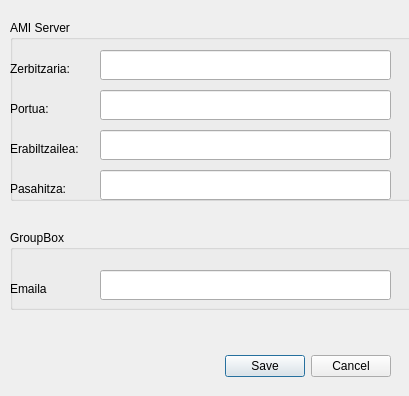
Before: the Qt Designer form ui/hobespenak.ui in PasaiakoUdala/asuranzeturix, drawn with Qt 5.
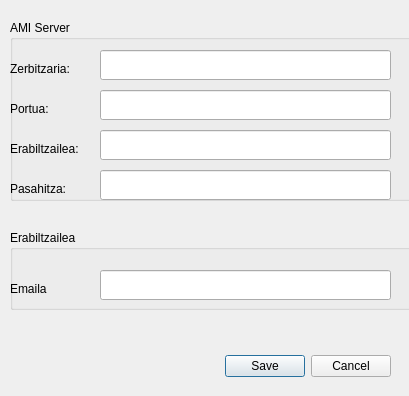
After: the same form once the commit is applied.

The edit to the form file:
```diff
--- a/ui/hobespenak.ui
+++ b/ui/hobespenak.ui
@@ -147,9 +147,12 @@
     </rect>
    </property>
    <property name="title">
-    <string>GroupBox</string>
+    <string>Erabiltzailea</string>
    </property>
-   <widget class="QLineEdit" name="lineEdit_5">
+   <property name="checkable">
+    <bool>false</bool>
+   </property>
+   <widget class="QLineEdit" name="txtEmaila">
     <property name="geometry">
      <rect>
       <x>90</x>
```
Left out of the diff: 8 changed lines with no effect on the pictures.
